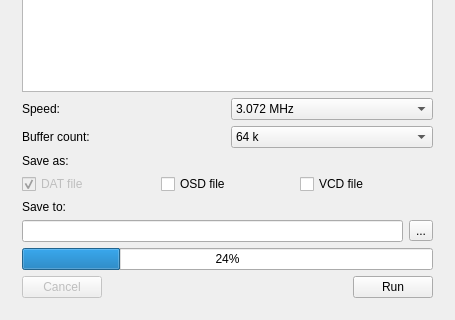
f0ma/quick-logic-sniffer, file mainwindow.ui: the form before one commit; both pictures show x 0 to 455 and y 157 to 477 of the 455 by 477 pixel window.
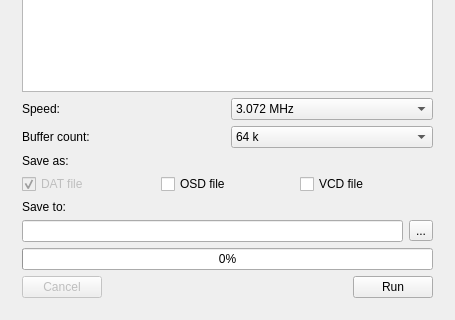
The form after the commit.

Diff of the .ui file:
```diff
--- a/mainwindow.ui
+++ b/mainwindow.ui
@@ -458,7 +458,7 @@
         <item>
          <widget class="QProgressBar" name="progressBar_Ftdi">
           <property name="value">
-           <number>24</number>
+           <number>0</number>
           </property>
          </widget>
         </item>
```
